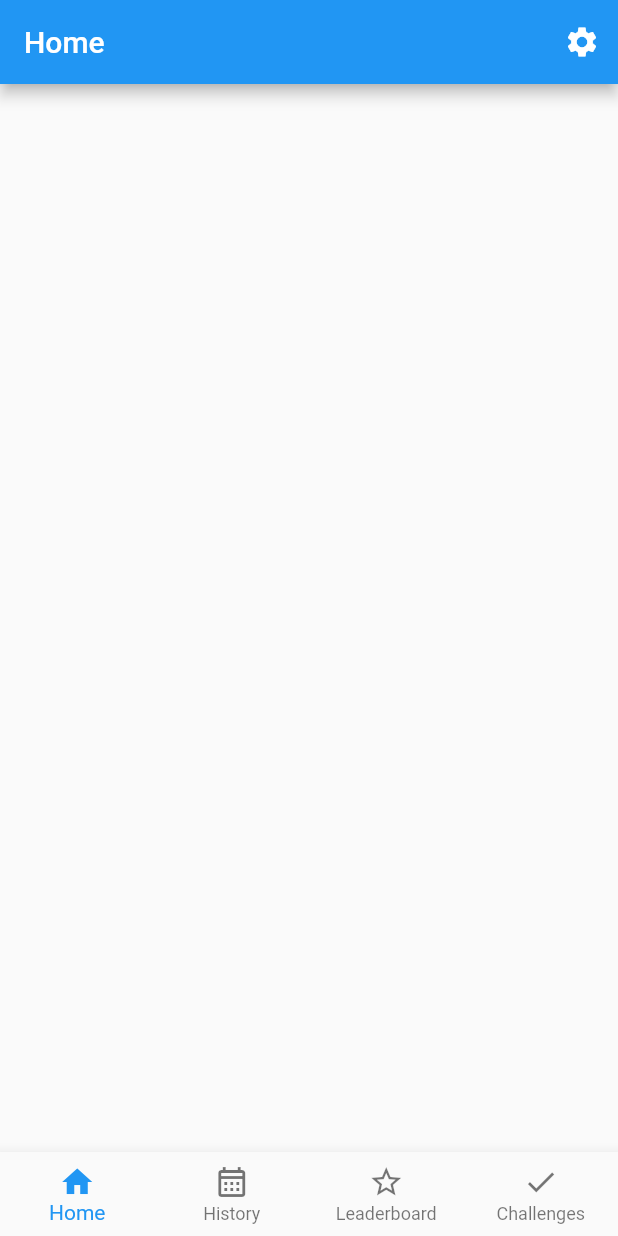
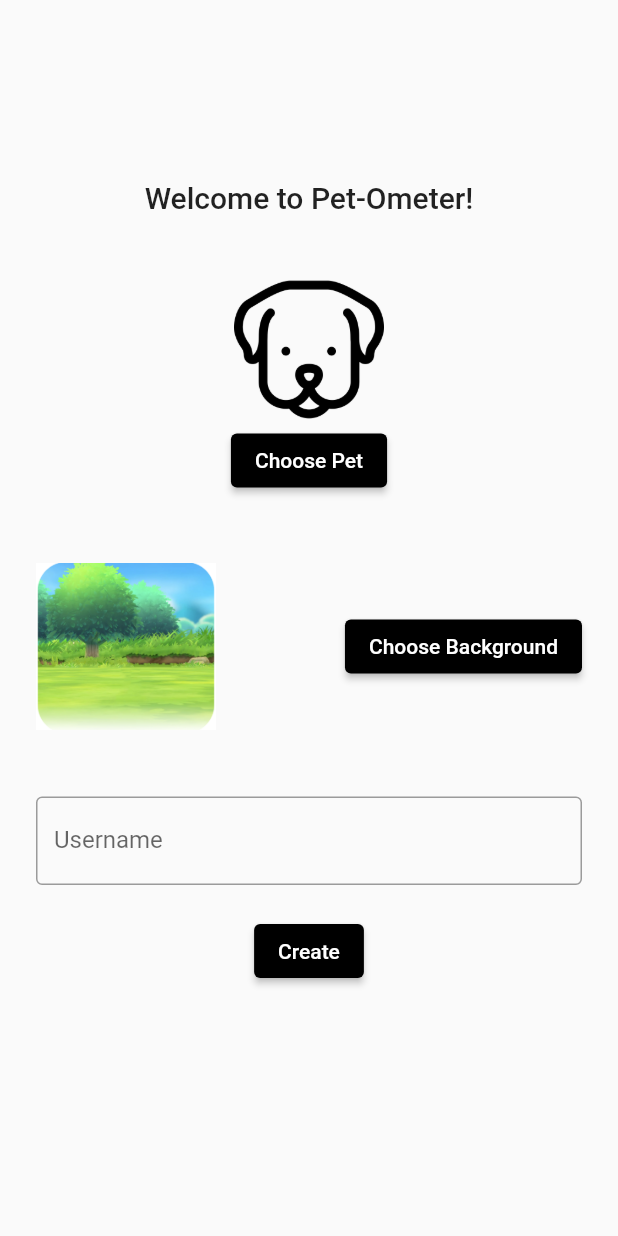
Before and after one commit to Pet-Dometer/App, a Flutter app: the screen it shows after launch, on a phone screen of 412 x 824 dp. Run offline on Flutter 3.47's test engine with Material 2 defaults, Android fonts, the phone set to English and light mode, and no system bars; generated files the repository leaves out were written again.

Commit message:
created creation page

```diff
--- a/lib/src/app.dart
+++ b/lib/src/app.dart
@@ -1,3 +1,4 @@
+import 'package:app/src/pages/creation.dart';
 import 'package:app/src/pages/home_view.dart';
 import 'package:flutter/material.dart';
 import 'package:flutter_gen/gen_l10n/app_localizations.dart';
@@ -68,13 +69,14 @@ class MyApp extends StatelessWidget {
               settings: routeSettings,
               builder: (BuildContext context) {
                 switch (routeSettings.name) {
+                  case HomeView.routeName:
                   case SettingsView.routeName:
                     return SettingsView(controller: settingsController);
                   case SampleItemDetailsView.routeName:
                     return const SampleItemDetailsView();
                   case SampleItemListView.routeName:
                   default:
-                    return HomeView();
+                    return CreationView();
                 }
               },
             );
--- /dev/null
+++ b/lib/src/pages/creation.dart
@@ -0,0 +1,75 @@
+import 'package:flutter/material.dart';
+
+class CreationView extends StatefulWidget {
+  const CreationView({Key? key}) : super(key: key);
+
+  static const routeName = '/creation';
+
+  @override
+  _CreationState createState() => _CreationState();
+}
+
+class _CreationState extends State<CreationView> {
+  final _usernameController = TextEditingController();
+
+  @override
+  Widget build(BuildContext context) {
+    return Scaffold(
+      body: SafeArea(
+        child: ListView(
+          padding: const EdgeInsets.symmetric(horizontal: 24.0),
+          children: <Widget>[
+            const SizedBox(height: 120.0),
+            Column(
+              children: <Widget>[
+                Text(
+                  'Welcome to Pet-Ometer!',
+                  style: Theme.of(context).textTheme.titleLarge,
+                ),
+                const SizedBox(height: 40.0),
+                Image.asset('assets/images/dog.png', width: 100.0),
+                ElevatedButton(
+                  style:
+                      ElevatedButton.styleFrom(backgroundColor: Colors.black),
+                  onPressed: () {},
+                  child: const Text('Choose Pet'),
+                ),
+                Row(
+                  children: <Widget>[
+                    const SizedBox(height: 200.0),
+                    Image.asset('assets/images/background.png', width: 120),
+                    const Spacer(),
+                    ElevatedButton(
+                      style: ElevatedButton.styleFrom(
+                          backgroundColor: Colors.black
+                      ),
+                      onPressed: () {},
+                      child: const Text('Choose Background'),
+                    ),
+                  ],
+                ),
+                TextField(
+                  controller: _usernameController,
+                  decoration: const InputDecoration(
+                    border: OutlineInputBorder(),
+                    labelText: 'Username',
+                  ),
+                ),
+                const SizedBox(height: 20.0),
+                ElevatedButton(
+                  style: ElevatedButton.styleFrom(
+                      backgroundColor: Colors.black
+                  ),
+                  onPressed: () {
+                    Navigator.pushNamed(context, '/home');
+                  },
+                  child: const Text('Create'),
+                ),
+              ],
+            )
+          ],
+        ),
+      ),
+    );
+  }
+}
```
Also changed, not shown: assets/images/background.png (added), assets/images/dog.png (added), 11 other files.
